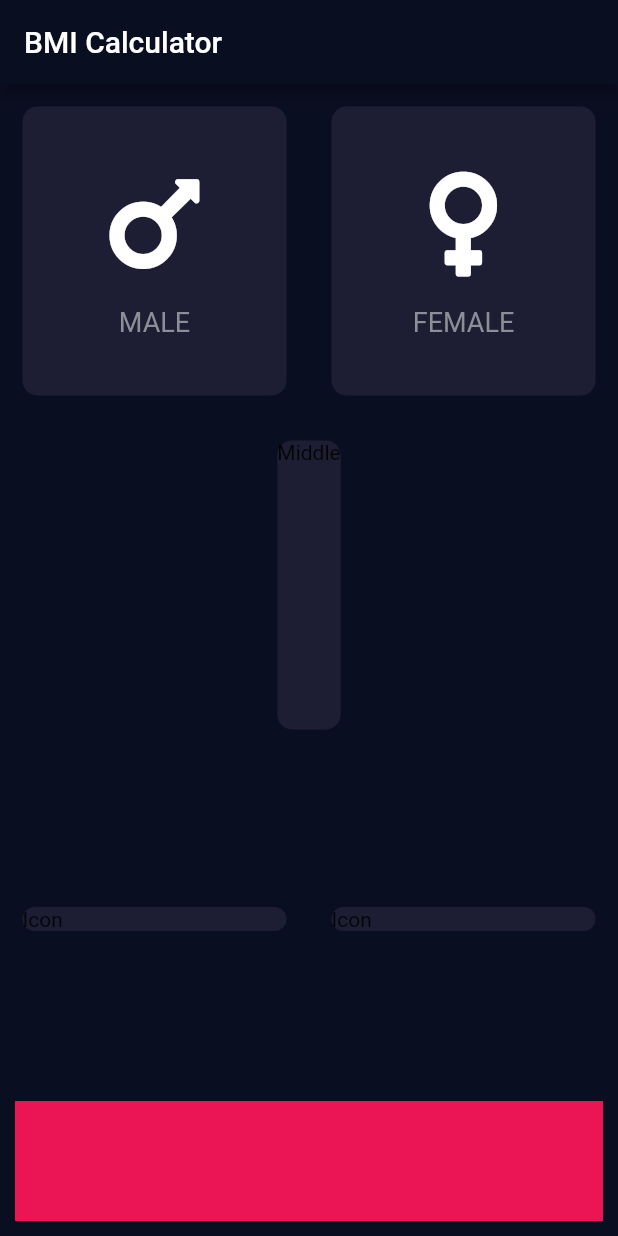
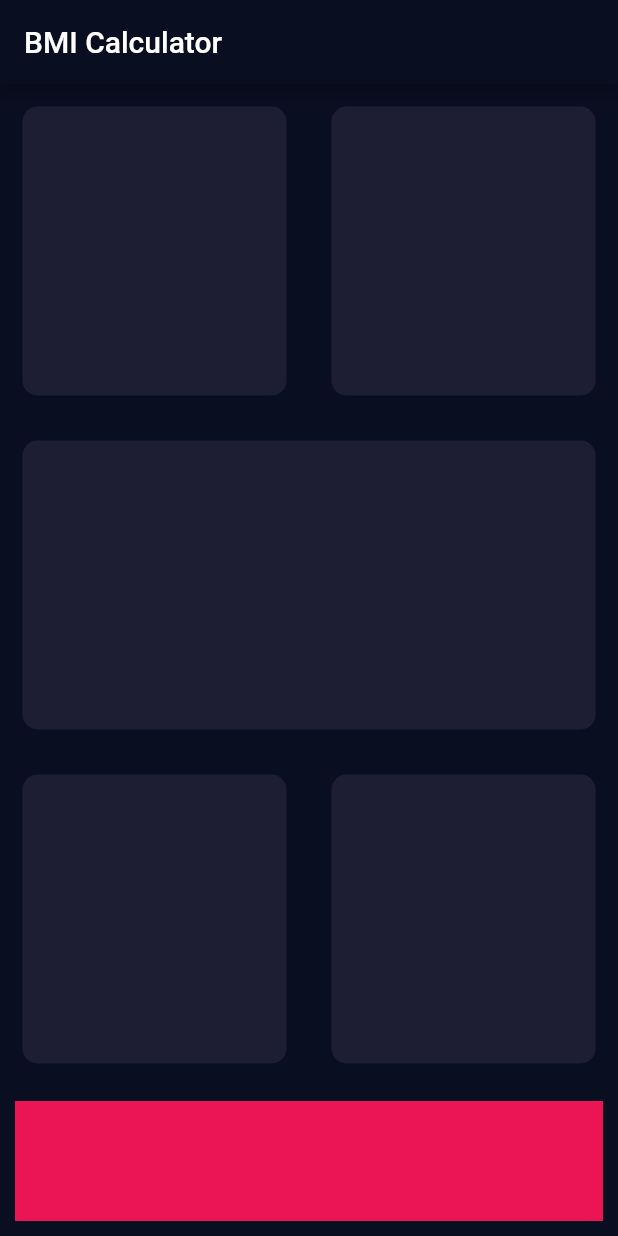
Before and after one commit to charlesreign/bmicalculator, a Flutter app: the screen it shows after launch, on a phone screen of 412 x 824 dp. Run offline on Flutter 3.47's test engine with Material 2 defaults, Android fonts, the phone set to English and light mode, and no system bars.

```diff
--- a/lib/src/inputpage.dart
+++ b/lib/src/inputpage.dart
@@ -1,5 +1,4 @@
 import 'package:flutter/material.dart';
-import 'package:font_awesome_flutter/font_awesome_flutter.dart';
 
 const bottomContainerHeight = 80.0;
 const bottomContainerColour = 0xFFEB1555;
@@ -21,31 +20,27 @@ class _InputPageState extends State<InputPage> {
           child: Row(
             children: [
               Expanded(
-                child: ReusableCard(
-                  Color(cardColour),
-                  IconContent(FontAwesomeIcons.mars, 'MALE'),
-                ),
+                child: ReusableCard(Color(cardColour)),
               ),
               Expanded(
-                child: ReusableCard(
-                  Color(cardColour),
-                  IconContent(FontAwesomeIcons.venus, 'FEMALE'),
-                ),
+                child: ReusableCard(Color(cardColour)),
               ),
             ],
           ),
         ),
         Expanded(
-          child: ReusableCard(Color(cardColour),Text('Middle')),
+          child: ReusableCard(Color(cardColour)),
         ),
         Expanded(
             child: Row(
           children: [
             Expanded(
-              child: ReusableCard(Color(cardColour),Text('Icon')),
+              child: ReusableCard(Color(cardColour)),
             ),
             Expanded(
-              child: ReusableCard(Color(cardColour),Text('Icon')),
+              child: ReusableCard(
+                Color(cardColour),
+              ),
             )
           ],
         )),
@@ -60,44 +55,13 @@ class _InputPageState extends State<InputPage> {
   }
 }
 
-class IconContent extends StatelessWidget {
-  final IconData icon;
-  final String gender;
-
-  IconContent(this.icon, this.gender);
-
-  @override
-  Widget build(BuildContext context) {
-    return Column(
-      mainAxisAlignment: MainAxisAlignment.center,
-      children: [
-        Icon(
-          icon,
-          size: 80.0,
-          color: Color(0xFFFFFFFF),
-        ),
-        SizedBox(height: 15.0),
-        Text(
-          gender,
-          style: TextStyle(
-            fontSize: 18.0,
-            color: Color(0xFF8D8E98),
-          ),
-        )
-      ],
-    );
-  }
-}
-
 class ReusableCard extends StatelessWidget {
   final Color colour;
-  final Widget cardChild;
-  ReusableCard(this.colour, this.cardChild);
+  ReusableCard(this.colour);
 
   @override
   Widget build(BuildContext context) {
     return Container(
-      child: cardChild,
       margin: EdgeInsets.all(15.0),
       decoration: BoxDecoration(
         color: colour,
```
